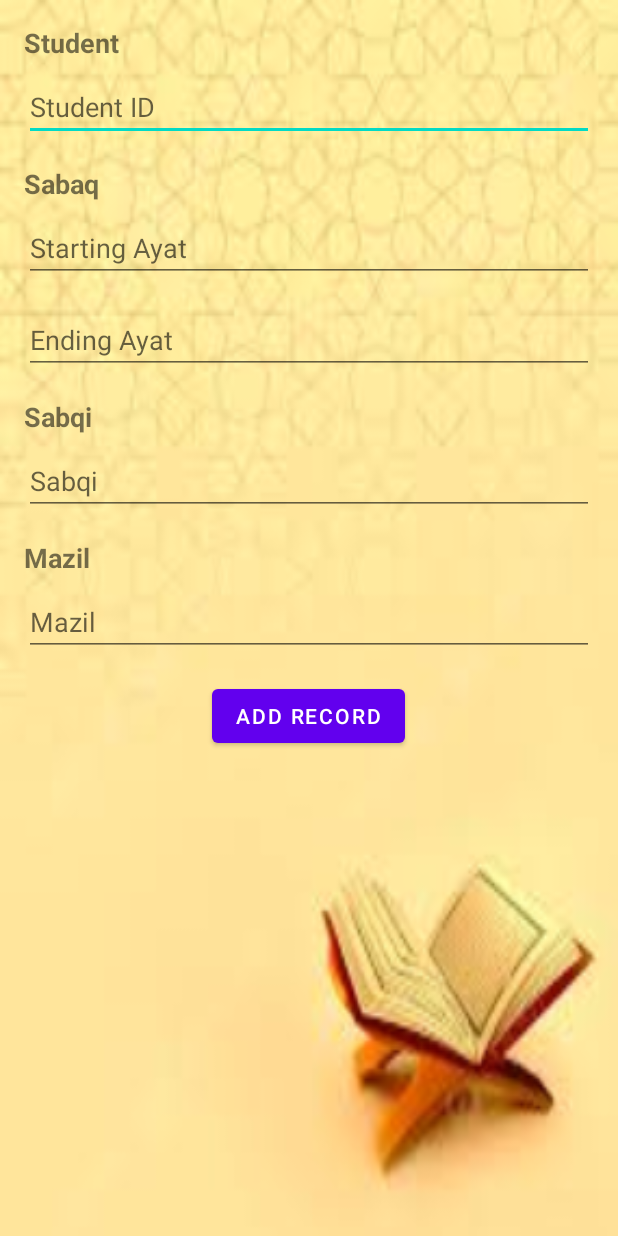
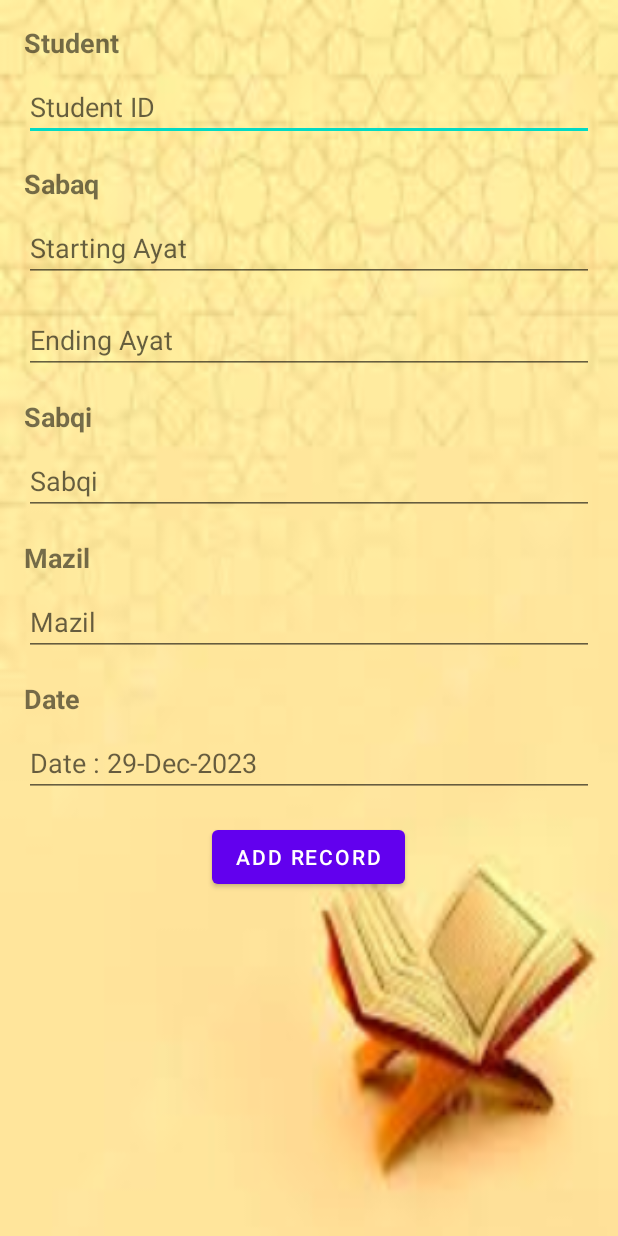
Before and after one commit to UmairHafeez0/HifzApp, an Android app: the layout addrecord.xml on its own in the app's theme, with its tools: preview values and no code run, on a phone screen of 412 x 824 dp. Run offline under Robolectric (Android 15) with nearby library versions, the light colour scheme and no system bars.

Commit message:
Version12

```diff
--- a/app/src/main/res/layout/addrecord.xml
+++ b/app/src/main/res/layout/addrecord.xml
@@ -74,6 +74,21 @@
         android:layout_height="wrap_content"
         android:hint="Mazil" />
 
+    <TextView
+        android:layout_width="match_parent"
+        android:layout_height="wrap_content"
+        android:text="Date"
+        android:textStyle="bold"
+        android:textSize="18sp"
+        android:layout_marginTop="16dp"
+        android:layout_marginBottom="8dp"/>
+
+    <EditText
+        android:id="@+id/etDate"
+        android:layout_width="match_parent"
+        android:layout_height="wrap_content"
+        android:hint="Date : 29-Dec-2023" />
+
     <Button
         android:id="@+id/btnAddRecord"
         android:layout_width="wrap_content"
```
Also changed, not shown: app/src/main/java/com/example/myapplication/DbHelper.java (+28 -3 lines).
